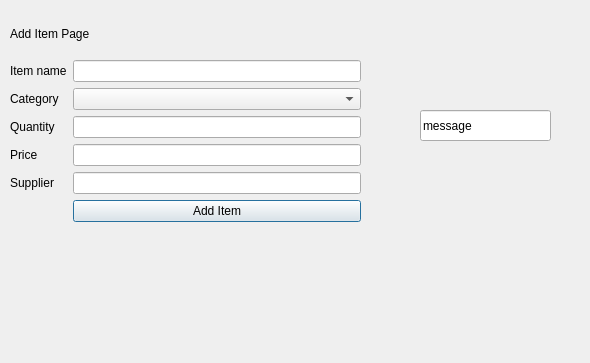
Qt form additem.ui (YUSIFABOOD/Inventory) before a commit.
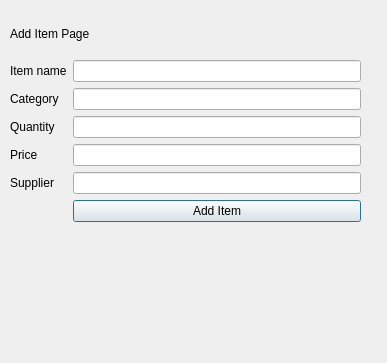
The same form after that commit.

What changed in the file:
```diff
--- a/additem.ui
+++ b/additem.ui
@@ -6,7 +6,7 @@
    <rect>
     <x>0</x>
     <y>0</y>
-    <width>590</width>
+    <width>387</width>
     <height>363</height>
    </rect>
   </property>
@@ -26,20 +26,7 @@
     <string>Add Item Page</string>
    </property>
   </widget>
-  <widget class="QLineEdit" name="lineEdit_5">
-   <property name="geometry">
-    <rect>
-     <x>420</x>
-     <y>110</y>
-     <width>131</width>
-     <height>31</height>
-    </rect>
-   </property>
-   <property name="text">
-    <string>message</string>
-   </property>
-  </widget>
-  <widget class="QWidget" name="">
+  <widget class="QWidget" name="layoutWidget">
    <property name="geometry">
     <rect>
      <x>10</x>
@@ -66,9 +53,6 @@
       </property>
      </widget>
     </item>
-    <item row="1" column="1">
-     <widget class="QComboBox" name="comboBox"/>
-    </item>
     <item row="2" column="0">
      <widget class="QLabel" name="label_4">
       <property name="text">
@@ -106,6 +90,9 @@
       </property>
      </widget>
     </item>
+    <item row="1" column="1">
+     <widget class="QLineEdit" name="category"/>
+    </item>
    </layout>
   </widget>
  </widget>
```
